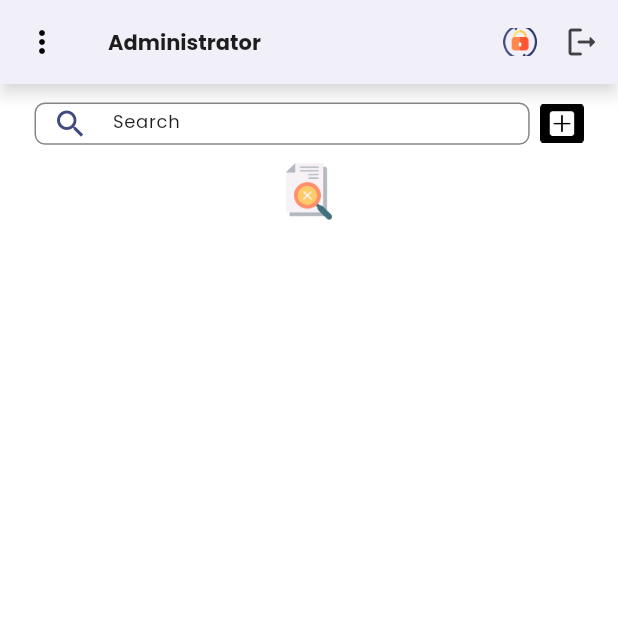
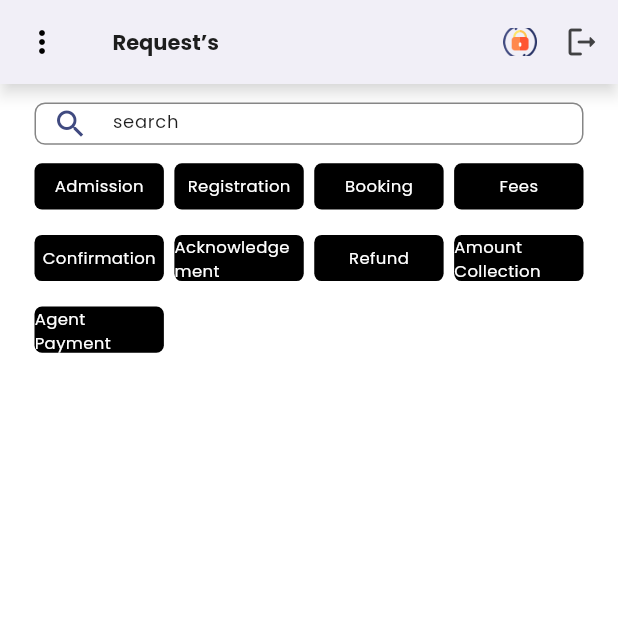
Before and after one commit to zalim-388/Audit-info, a Flutter app: the screen it shows after launch, on a phone screen of 412 x 824 dp, the top half of it. Run offline on Flutter 3.47's test engine with Material 3 defaults, Android fonts, the phone set to English and light mode, and no system bars; our stand-ins replace bloc, dotted_border, flutter_bloc, flutter_screenutil, google_fonts, syncfusion_flutter_charts; missing offline and left inert: date_picker_plus.

Commit message:
request.

```diff
--- a/lib/Repositry/Api/branch/BranchManager_Api.dart
+++ b/lib/Repositry/Api/branch/BranchManager_Api.dart
@@ -1,7 +1,7 @@
 import 'dart:convert';
 
 import 'package:audit_info/Repositry/Api/Api_client.dart';
-import 'package:audit_info/Repositry/model/BranchManager.dart';
+import 'package:audit_info/Repositry/model/Settings/BranchManagement.dart';
 
 
 import 'package:http/http.dart';
--- a/lib/bloc/branch/branch_manager_bloc.dart
+++ b/lib/bloc/branch/branch_manager_bloc.dart
@@ -1,5 +1,5 @@
 import 'package:audit_info/Repositry/Api/branch/BranchManager_Api.dart';
-import 'package:audit_info/Repositry/model/BranchManager.dart';
+import 'package:audit_info/Repositry/model/Settings/BranchManagement.dart';
 import 'package:audit_info/bloc/manger/manager_bloc.dart';
 import 'package:bloc/bloc.dart';
 import 'package:meta/meta.dart';
--- a/lib/main.dart
+++ b/lib/main.dart
@@ -5,6 +5,7 @@ import 'package:audit_info/bloc/SRO/sro_bloc.dart';
 import 'package:audit_info/bloc/accountant/accountant_bloc.dart';
 import 'package:audit_info/bloc/manger/manager_bloc.dart';
 import 'package:audit_info/ui/Office%20Administration.dart';
+import 'package:audit_info/ui/Request%E2%80%99s.dart';
 import 'package:flutter/material.dart';
 import 'package:flutter_bloc/flutter_bloc.dart';
 import 'package:flutter_screenutil/flutter_screenutil.dart';
@@ -48,7 +49,7 @@ class MyApp extends StatelessWidget {
 
             // home: Loginpage(),
             // home: StudentHistory(),
-            home: Officeadministration(),
+            home: Request(),
           );
         },
       ),
--- /dev/null
+++ b/lib/ui/Request’s.dart
@@ -0,0 +1,268 @@
+import 'package:audit_info/ui/loginpage.dart';
+import 'package:audit_info/utils/FontStyle.dart';
+import 'package:audit_info/utils/colors.dart';
+import 'package:audit_info/utils/customDrawer.dart';
+import 'package:audit_info/utils/table.dart';
+import 'package:audit_info/utils/updatepass_sheet.dart';
+import 'package:flutter/material.dart';
+import 'package:flutter/services.dart';
+import 'package:flutter_screenutil/flutter_screenutil.dart';
+
+class Request extends StatefulWidget {
+  const Request({super.key});
+
+  @override
+  State<Request> createState() => _RequestState();
+}
+
+class _RequestState extends State<Request> {
+  int _selectedIndex = 13;
+  void _onitemTapped(int index) {
+    setState(() {
+      _selectedIndex = index;
+    });
+  }
+
+  int selectedRequestIndex = -1;
+  List<dynamic> Requests = [
+    "Admission",
+    "Registration",
+    "Booking",
+    "Fees",
+    "Confirmation",
+    "Acknowledgement",
+    "Refund",
+    "Amount Collection",
+    "Agent Payment",
+  ];
+
+  TextEditingController searchController = TextEditingController();
+  @override
+  Widget build(BuildContext context) {
+    return Scaffold(
+      drawer: Customdrawer(
+        onitemTapped: _onitemTapped,
+        SelectedIndex: _selectedIndex,
+      ),
+      appBar: AppBar(
+        backgroundColor: Colors.white,
+        elevation: 4,
+        shadowColor: Colors.grey.withOpacity(0.4),
+        systemOverlayStyle: SystemUiOverlayStyle.dark,
+        leading: Builder(
+          builder:
+              (context) => IconButton(
+                icon: const Icon(Icons.more_vert, color: Colors.black),
+                onPressed: () {
+                  Scaffold.of(context).openDrawer();
+                },
+              ),
+        ),
+        title: Text(" Request’s", style: FontStyles.heading),
+        actions: [
+          Padding(
+            padding: EdgeInsets.symmetric(vertical: 8.0, horizontal: 6.0),
+            child: GestureDetector(
+              onTap: () {
+                Navigator.push(
+                  context,
+                  ModalBottomSheetRoute(
+                    builder: (context) => const UpdatepassSheet(),
+                    isScrollControlled: true,
+                  ),
+                );
+              },
+              child: Container(
+                height: 20.h,
+                width: 22.w,
+                padding: const EdgeInsets.symmetric(horizontal: 8),
+                decoration: const BoxDecoration(
+                  image: DecorationImage(
+                    image: AssetImage("assets/icon/updatepass.png"),
+                    fit: BoxFit.cover,
+                  ),
+                ),
+              ),
+            ),
+          ),
+          IconButton(
+            onPressed: () {
+              Navigator.push(
+                context,
+                DialogRoute(
+                  context: context,
+                  builder: (context) => Loginpage(),
+                ),
+              );
+            },
+            icon: const Icon(Icons.logout_rounded, color: Color(0xFF414143)),
+          ),
+        ],
+      ),
+      backgroundColor: Colors.white,
+      body: Padding(
+        padding: const EdgeInsets.symmetric(horizontal: 23),
+        child: SingleChildScrollView(
+          child: Column(
+            children: [
+              SizedBox(height: 13.h),
+              Row(
+                children: [
+                  Expanded(
+                    child: SizedBox(
+                      width: 322.w,
+                      height: 30.h,
+
+                      child: TextField(
+                        controller: searchController,
+                        decoration: InputDecoration(
+                          prefixIcon: Icon(
+                            Icons.search,
+                            color: Color(0xFF404A80),
+                          ),
+                          hintText: "search",
+                          hintStyle: FontStyles.body,
+                          focusedBorder: OutlineInputBorder(
+                            borderSide: BorderSide(
+                              color: AppColors.kBorderColor,
+                            ),
+                            borderRadius: BorderRadius.circular(7),
+                          ),
+                          enabledBorder: OutlineInputBorder(
+                            borderSide: BorderSide(
+                              color: AppColors.kBorderColor,
+                            ),
+                            borderRadius: BorderRadius.circular(7),
+                          ),
+                          fillColor: Colors.white,
+                          filled: true,
+                        ),
+                      ),
+                    ),
+                  ),
+                ],
+              ),
+              SizedBox(height: 13.h),
+              GridView.builder(
+                shrinkWrap: true,
+                physics: NeverScrollableScrollPhysics(),
+                gridDelegate: SliverGridDelegateWithFixedCrossAxisCount(
+                  crossAxisCount: 4,
+                  crossAxisSpacing: 7,
+                  mainAxisSpacing: 17,
+                  childAspectRatio: 2.8,
+                ),
+                itemCount: Requests.length,
+                itemBuilder: (context, index) {
+                  final request = Requests[index];
+                  final bool isSelected = selectedRequestIndex == index;
+                  return GestureDetector(
+                    onTap: () {
+                      setState(() {
+                        selectedRequestIndex = index;
+                      });
+                    },
+                    child: IntrinsicWidth(
+                      child: Container(
+                        height: 25.h,
+
+                        decoration: BoxDecoration(
+                          color:
+                              isSelected
+                                  ? AppColors.kPrimaryColor
+                                  : Colors.black,
+                          borderRadius: BorderRadius.circular(5),
+                        ),
+                        alignment: Alignment.center,
+                        child: Text(
+                          request,
+                          style: FontStyles.body.copyWith(
+                            color: Colors.white,
+                            fontSize: 11,
+                          ),
+                        ),
+                      ),
+                    ),
+                  );
+                },
+              ),
+              SizedBox(height: 23.h),
+              if (selectedRequestIndex != -1) ...[
+                Container(
+                  width: 358.w,
+
+                  decoration: BoxDecoration(
+                    color: AppColors.kContainerColor,
+                    borderRadius: const BorderRadius.only(
+                      topLeft: Radius.circular(4),
+                      topRight: Radius.circular(4),
+                    ),
+                    border: Border(
+                      top: BorderSide(color: Colors.black),
+                      left: BorderSide(color: Colors.black),
+                      right: BorderSide(color: Colors.black),
+                    ),
+                  ),
+                  child: Table(
+                    border: TableBorder(
+                      borderRadius: BorderRadius.circular(4),
+                      horizontalInside: BorderSide(
+                        color: AppColors.kBorderColor,
+                      ),
+                      verticalInside: BorderSide(color: AppColors.kBorderColor),
+                      bottom: BorderSide(color: Colors.black),
+                    ),
+                    columnWidths: <int, TableColumnWidth>{
+                      0: FixedColumnWidth(50),
+                      1: FixedColumnWidth(50),
+                      2: FixedColumnWidth(30),
+                      3: FixedColumnWidth(30),
+                      4: FixedColumnWidth(60),
+                      5: FixedColumnWidth(30),
+                    },
+
+                    children: [
+                      TableRow(
+                        decoration: BoxDecoration(color: Colors.grey[300]),
+                        children: [
+                          tableheadRow("Sl.No"),
+                          tableheadRow("Student Name"),
+                          tableheadRow("College Name"),
+                          tableheadRow("Course name"),
+                          tableheadRow("Full amount"),
+                          tableheadRow("Recived amount"),
+                        ],
+                      ),
+                    ],
+                  ),
+                ),
+              ],
+            ],
+          ),
+        ),
+      ),
+    );
+  }
+}
+
+Future<Widget> Contaiers({required String title}) async {
+  return Column(
+    children: [
+      IntrinsicWidth(
+        child: Container(
+          height: 25.h,
+          padding: EdgeInsets.symmetric(horizontal: 8),
+          decoration: BoxDecoration(
+            color: Colors.black,
+            borderRadius: BorderRadius.circular(5),
+          ),
+          alignment: Alignment.center,
+          child: Text(
+            title,
+            style: FontStyles.body.copyWith(color: Colors.white, fontSize: 11),
+          ),
+        ),
+      ),
+    ],
+  );
+}
--- a/lib/ui/SRO.dart
+++ b/lib/ui/SRO.dart
@@ -145,7 +145,7 @@ class _SroState extends State<Sro> {
                 ),
               );
             },
-            icon: const Icon(Icons.logout_rounded, color: Color(0xFF414143)),
+            icon:  Icon(Icons.logout_rounded, color: Color(0xFF414143)),
           ),
         ],
       ),
--- a/lib/utils/customDrawer.dart
+++ b/lib/utils/customDrawer.dart
@@ -4,6 +4,7 @@ import 'package:audit_info/ui/Branch_manager.dart';
 import 'package:audit_info/ui/Dashboard.dart';
 import 'package:audit_info/ui/Lead_managment.dart';
 import 'package:audit_info/ui/Office%20Administration.dart';
+import 'package:audit_info/ui/Request%E2%80%99s.dart';
 import 'package:audit_info/ui/SRC.dart';
 import 'package:audit_info/ui/SRO.dart';
 import 'package:audit_info/ui/student_managment.dart';
@@ -417,6 +418,10 @@ class _CustomdrawerState extends State<Customdrawer> {
             selectedIndex: widget.SelectedIndex,
             onTap: () {
               widget.onitemTapped(13);
+                   Navigator.pushReplacement(
+                context,
+                MaterialPageRoute(builder: (context) => Request()),
+              );
               Navigator.pop(context);
             },
           ),
```
Also changed, not shown: lib/Repositry/model/Settings/collage_management.dart (added, +113 -0 lines), lib/Repositry/model/Settings/particular_management.dart (added, +42 -0 lines), lib/Repositry/model/Settings/school_management.dart (added, +89 -0 lines), lib/Repositry/model/Settings/BranchManagement.dart (renamed from lib/Repositry/model/BranchManager.dart).
